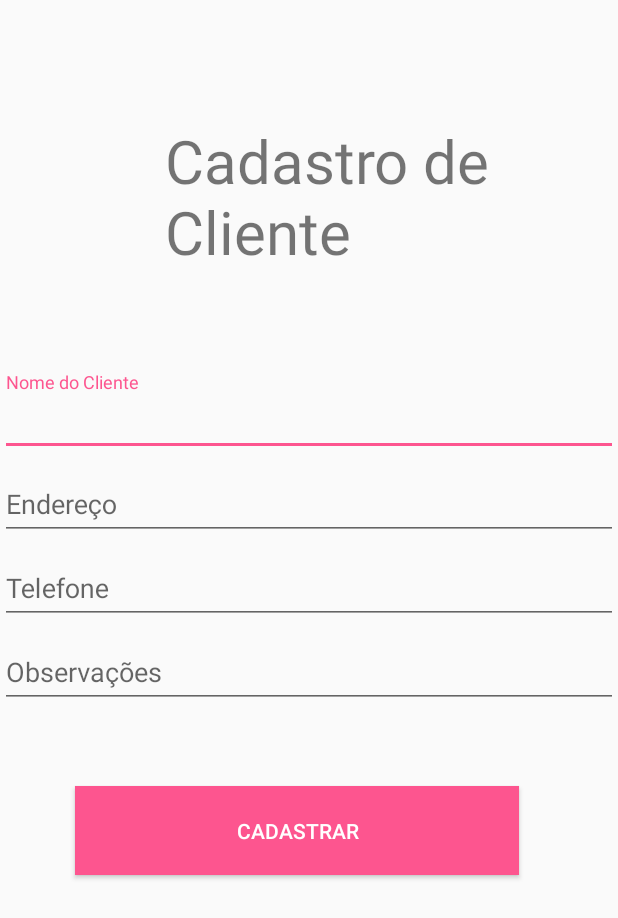
After one commit to yurifaheina/AdocicadosAPP, an Android app: the layout activity_cadastro_cliente.xml on its own in the app's theme, with its tools: preview values and no code run, on a phone screen of 412 x 824 dp. The commit adds this screen. Shown: the top 918 px of the screen. Run offline under Robolectric (Android 15) with nearby library versions, the phone set to English and light mode, and no system bars.

Commit message:
Drawer Navigation and Fragments

```diff
--- a/app/src/main/java/com/example/adocicadosapp/MainActivity.java
+++ b/app/src/main/java/com/example/adocicadosapp/MainActivity.java
@@ -7,7 +7,11 @@ import com.google.android.material.snackbar.Snackbar;
 
 import android.view.View;
 
+import androidx.annotation.NonNull;
+import androidx.annotation.Nullable;
+import androidx.core.view.GravityCompat;
 import androidx.navigation.NavController;
+import androidx.navigation.NavDestination;
 import androidx.navigation.Navigation;
 import androidx.navigation.ui.AppBarConfiguration;
 import androidx.navigation.ui.NavigationUI;
@@ -20,6 +24,7 @@ import androidx.appcompat.app.AppCompatActivity;
 import androidx.appcompat.widget.Toolbar;
 
 import android.view.Menu;
+import android.widget.Toast;
 
 public class MainActivity extends AppCompatActivity {
 
@@ -51,6 +56,30 @@ public class MainActivity extends AppCompatActivity {
         NavController navController = Navigation.findNavController(this, R.id.nav_host_fragment);
         NavigationUI.setupActionBarWithNavController(this, navController, mAppBarConfiguration);
         NavigationUI.setupWithNavController(navigationView, navController);
+
+        navController.addOnDestinationChangedListener(new NavController.OnDestinationChangedListener() {
+            @Override
+            public void onDestinationChanged(@NonNull NavController controller, @NonNull NavDestination destination, @Nullable Bundle arguments) {
+                if (destination.getId() == R.id.nav_home){
+                    Toast.makeText(MainActivity.this, "home", Toast.LENGTH_SHORT).show();
+                }
+                if (destination.getId() == R.id.nav_gallery){
+                    Toast.makeText(MainActivity.this, "nav_gallery", Toast.LENGTH_SHORT).show();
+                }
+                if (destination.getId() == R.id.nav_slideshow){
+                    Toast.makeText(MainActivity.this, "nav_slideshow", Toast.LENGTH_SHORT).show();
+                }
+                if (destination.getId() == R.id.nav_tools){
+                    Toast.makeText(MainActivity.this, "nav_tools", Toast.LENGTH_SHORT).show();
+                }
+                if (destination.getId() == R.id.nav_send){
+                    Toast.makeText(MainActivity.this, "nav_send", Toast.LENGTH_SHORT).show();
+                }
+                if (destination.getId() == R.id.nav_share){
+                    Toast.makeText(MainActivity.this, "nav_share", Toast.LENGTH_SHORT).show();
+                }
+            }
+        });
     }
 
     @Override
@@ -65,5 +94,11 @@ public class MainActivity extends AppCompatActivity {
         NavController navController = Navigation.findNavController(this, R.id.nav_host_fragment);
         return NavigationUI.navigateUp(navController, mAppBarConfiguration)
                 || super.onSupportNavigateUp();
+
+
+
+
     }
+
+
 }
--- /dev/null
+++ b/app/src/main/res/layout/activity_cadastro_cliente.xml
@@ -0,0 +1,77 @@
+<?xml version="1.0" encoding="utf-8"?>
+<LinearLayout xmlns:android="http://schemas.android.com/apk/res/android"
+    android:orientation="vertical" android:layout_width="match_parent"
+    android:layout_height="match_parent">
+
+    <TextView
+        android:id="@+id/textView3"
+        android:layout_marginTop="80dp"
+        android:layout_marginLeft="110dp"
+        android:textSize="60px"
+        android:layout_width="match_parent"
+        android:layout_height="wrap_content"
+        android:text="Cadastro de Cliente" />
+
+    <com.google.android.material.textfield.TextInputLayout
+        android:layout_width="match_parent"
+        android:layout_height="355dp"
+        android:layout_marginTop="100px">
+
+        <com.google.android.material.textfield.TextInputEditText
+            android:layout_width="match_parent"
+            android:layout_height="wrap_content"
+            android:hint="Nome do Cliente" />
+
+        <com.google.android.material.textfield.TextInputLayout
+            android:layout_width="match_parent"
+            android:layout_height="200dp">
+
+            <com.google.android.material.textfield.TextInputEditText
+                android:layout_width="match_parent"
+                android:layout_height="wrap_content"
+                android:hint="Endereço" />
+
+            <com.google.android.material.textfield.TextInputLayout
+                android:layout_width="match_parent"
+                android:layout_height="132dp">
+
+                <com.google.android.material.textfield.TextInputEditText
+                    android:layout_width="match_parent"
+                    android:layout_height="wrap_content"
+                    android:hint="Telefone" />
+
+                <com.google.android.material.textfield.TextInputLayout
+                    android:layout_width="match_parent"
+                    android:layout_height="70dp">
+
+                    <com.google.android.material.textfield.TextInputEditText
+                        android:layout_width="match_parent"
+                        android:layout_height="wrap_content"
+                        android:hint="Observações" />
+
+
+                </com.google.android.material.textfield.TextInputLayout>
+
+
+            </com.google.android.material.textfield.TextInputLayout>
+        </com.google.android.material.textfield.TextInputLayout>
+
+        <Button
+            android:id="@+id/button2"
+            android:layout_width="296dp"
+            android:layout_height="wrap_content"
+            android:layout_marginVertical="20dp"
+            android:layout_marginLeft="50dp"
+            android:layout_marginTop="20dp"
+            android:layout_marginBottom="5dp"
+            android:layout_weight="1"
+            android:background="@color/colorAccent"
+            android:textColor="#FFFFFF"
+            android:text="Cadastrar" />
+
+    </com.google.android.material.textfield.TextInputLayout>
+
+
+
+
+</LinearLayout>
--- a/app/src/main/res/layout/fragment_gallery.xml
+++ b/app/src/main/res/layout/fragment_gallery.xml
@@ -16,4 +16,7 @@
         app:layout_constraintEnd_toEndOf="parent"
         app:layout_constraintStart_toStartOf="parent"
         app:layout_constraintTop_toTopOf="parent" />
+
+
+
 </androidx.constraintlayout.widget.ConstraintLayout>
--- a/app/src/main/res/layout/fragment_home.xml
+++ b/app/src/main/res/layout/fragment_home.xml
@@ -1,6 +1,7 @@
 <?xml version="1.0" encoding="utf-8"?>
 <androidx.constraintlayout.widget.ConstraintLayout xmlns:android="http://schemas.android.com/apk/res/android"
     xmlns:app="http://schemas.android.com/apk/res-auto"
+    xmlns:tools="http://schemas.android.com/tools"
     android:layout_width="match_parent"
     android:layout_height="match_parent">
 
@@ -16,4 +17,5 @@
         app:layout_constraintEnd_toEndOf="parent"
         app:layout_constraintStart_toStartOf="parent"
         app:layout_constraintTop_toTopOf="parent" />
+
 </androidx.constraintlayout.widget.ConstraintLayout>
```
